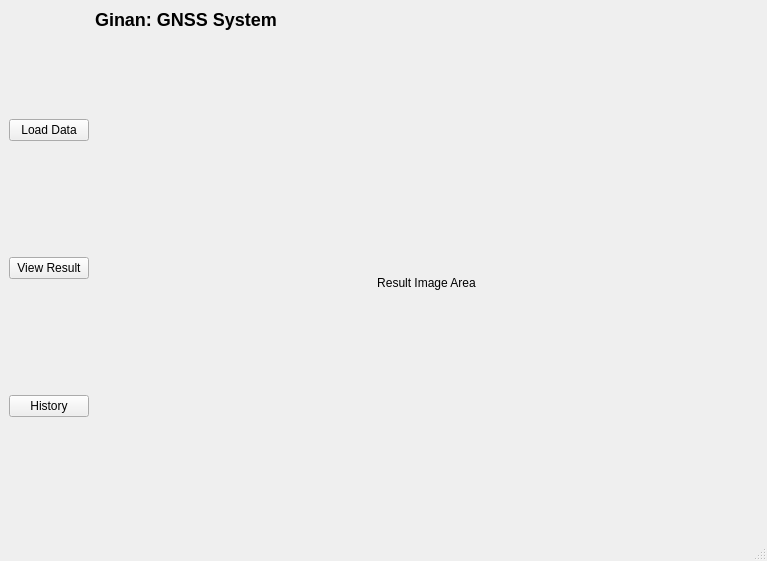
The window that app/views/result_window.ui (u7327620/Ginan-UI) describes before a commit, drawn with Qt 5.
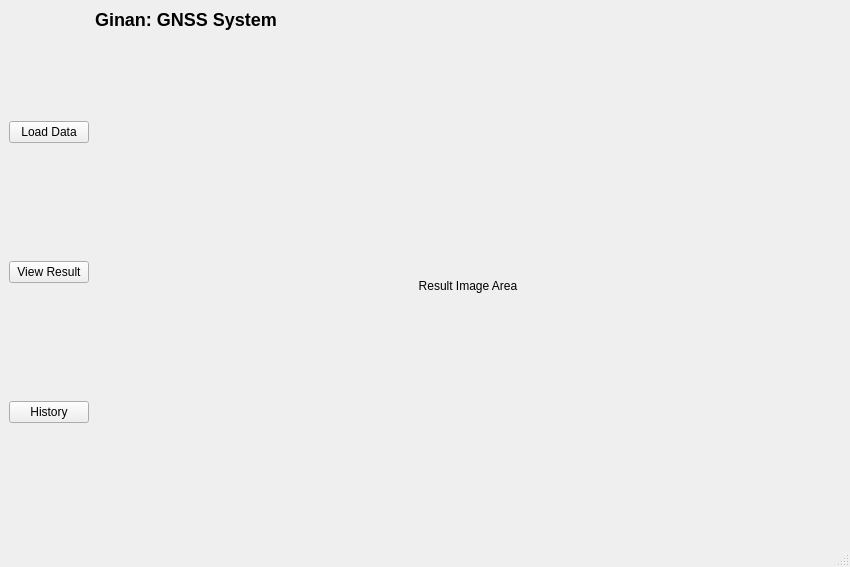
The same window after the commit.

Commit message: Add result_window.ui layout for ResultWindow (SCRUM-104)

```diff
--- a/app/views/result_window.ui
+++ b/app/views/result_window.ui
@@ -6,8 +6,8 @@
       <rect>
         <x>0</x>
         <y>0</y>
-        <width>767</width>
-        <height>561</height>
+    <width>850</width>
+    <height>567</height>
       </rect>
     </property>
     <property name="windowTitle">
```
Left out of the diff: 24 changed lines with no effect on the pictures. Lines whose indentation alone changed are shown as unchanged.
